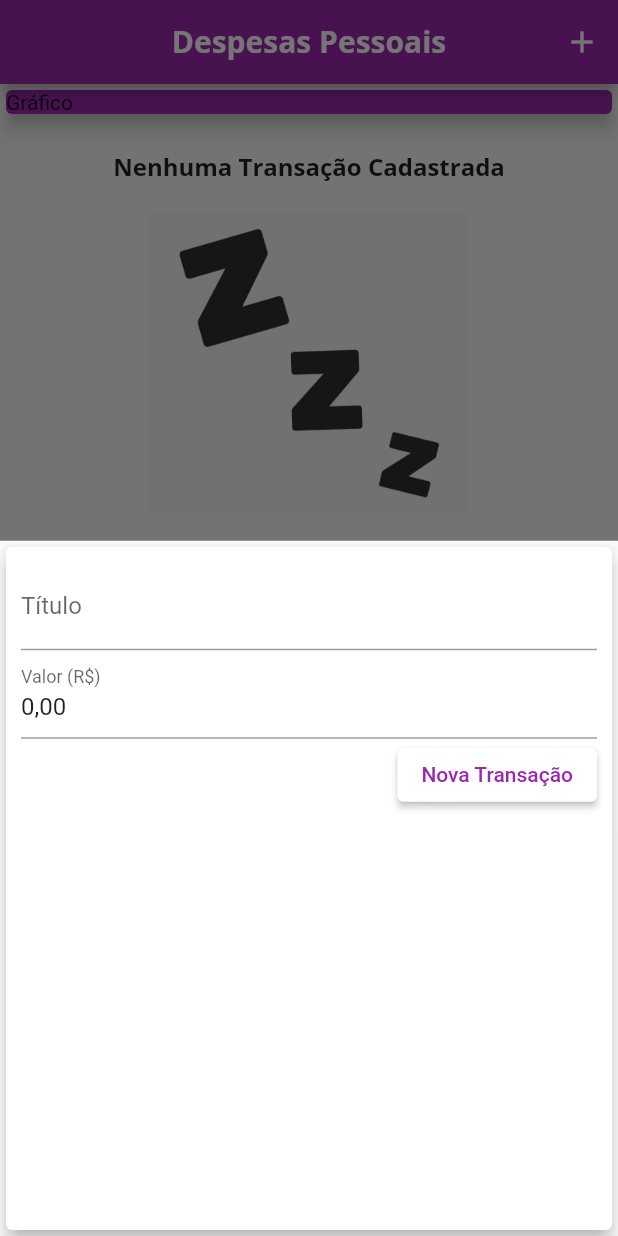
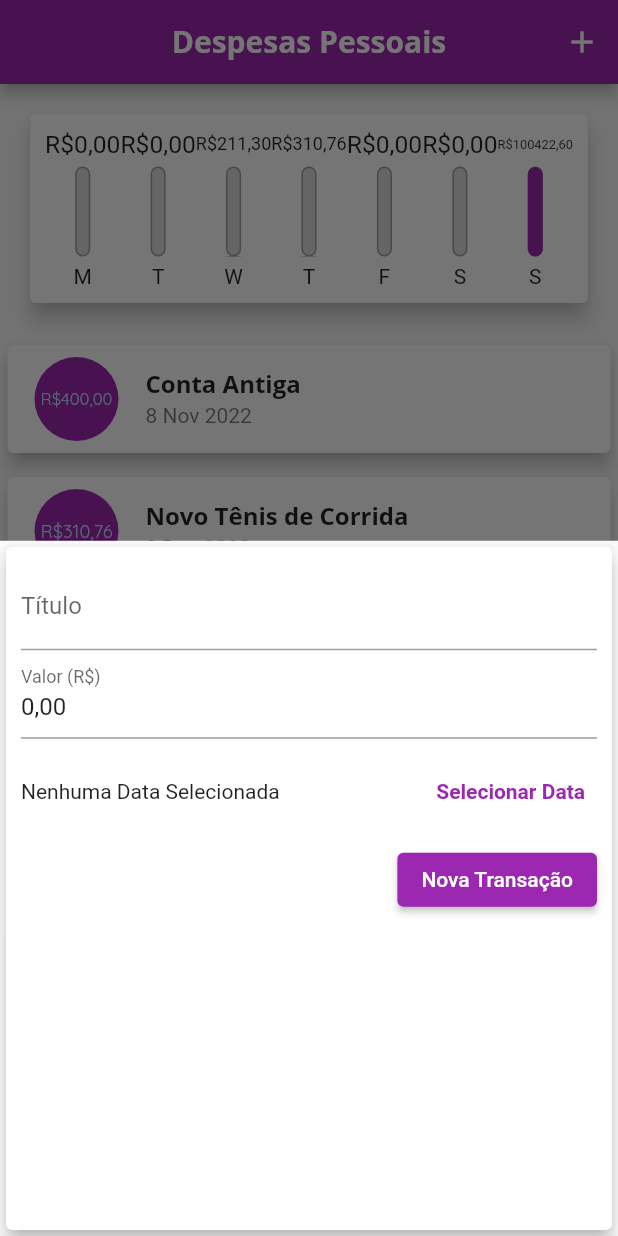
Before and after one commit to matheusSantos1997/ProjetosDart-Flutter, a Flutter app: the screen it shows after launch, after a tap on the "add" icon, on a phone screen of 412 x 824 dp. Run offline on Flutter 3.47's test engine with Material 2 defaults, Android fonts, the phone set to English and light mode, and no system bars; our stand-ins replace flutter_masked_text2.

Commit message:
app despesas update

```diff
--- a/app_despesas/lib/components/chart.dart
+++ b/app_despesas/lib/components/chart.dart
@@ -1,4 +1,8 @@
+// ignore_for_file: avoid_print
+
+import 'package:app_despesas/components/chart_bar.dart';
 import 'package:app_despesas/models/transaction.dart';
+import 'package:intl/intl.dart';
 import 'package:flutter/material.dart';
 
 class Chart extends StatelessWidget {
@@ -7,8 +11,35 @@ class Chart extends StatelessWidget {
   const Chart(this.recentTransaction, {super.key});
 
   List<Map<String, Object>> get groupedTransactions {
-    return List.generate(7, (index) {
-      return {'day': 'T', 'value': 9.99};
+    return List.generate(7, (int index) {
+      final weekDay = DateTime.now().subtract(
+        Duration(days: index),
+      );
+
+      double totalSum = 0.0;
+
+      for (int i = 0; i < recentTransaction.length; i++) {
+        bool sameDay = recentTransaction[i].date.day == weekDay.day;
+        bool sameMonth = recentTransaction[i].date.month == weekDay.month;
+        bool sameYear = recentTransaction[i].date.year == weekDay.year;
+
+        // verifica se é o mesmo dia, mes e ano
+        if (sameDay && sameMonth && sameYear) {
+          totalSum += recentTransaction[i].value;
+        }
+      }
+
+      return {
+        'day':
+            DateFormat.E().format(weekDay)[0], // E representa o dia da semana
+        'value': totalSum,
+      };
+    }).reversed.toList();
+  }
+
+  double get _weekTotalValue {
+    return groupedTransactions.fold(0.0, (sum, item) {
+      return sum + (item['value'] as double);
     });
   }
 
@@ -17,8 +48,25 @@ class Chart extends StatelessWidget {
     return Card(
       elevation: 6,
       margin: const EdgeInsets.all(20),
-      child: Row(
-        children: [],
+      child: Padding(
+        padding: const EdgeInsets.all(10),
+        child: Row(
+          mainAxisAlignment: MainAxisAlignment.spaceAround,
+          children: [
+            ...groupedTransactions.map((tr) {
+              return Flexible(
+                // divide o os elementos do chart em tamanhos iguais
+                fit: FlexFit.tight,
+                child: ChartBar(
+                  tr['day'].toString(),
+                  double.parse(tr['value'].toString()),
+                  double.parse(tr['value'].toString()) /
+                      _weekTotalValue, // valor / totalSemana
+                ),
+              );
+            }).toList()
+          ],
+        ),
       ),
     );
   }
--- /dev/null
+++ b/app_despesas/lib/components/chart_bar.dart
@@ -0,0 +1,60 @@
+// ignore_for_file: sized_box_for_whitespace, prefer_const_constructors
+
+import 'package:flutter/material.dart';
+
+class ChartBar extends StatelessWidget {
+  final String label; // texto do dia da semana
+
+  final double value; // valor definido em cada dia da semana
+
+  final double percentage;
+
+  const ChartBar(this.label, this.value, this.percentage, {super.key});
+
+  @override
+  Widget build(BuildContext context) {
+    return Column(
+      children: [
+        Container(
+          height: 20,
+          child: FittedBox(
+              child:
+                  Text("R\$${value.toStringAsFixed(2).replaceAll('.', ',')}")),
+        ),
+        const SizedBox(
+          height: 5,
+        ),
+        Container(
+          height: 60,
+          width: 10,
+          child: Stack(
+            alignment: Alignment.bottomCenter,
+            // permite colocar um componente em cima do outro
+            children: [
+              Container(
+                decoration: BoxDecoration(
+                  border: Border.all(color: Colors.grey, width: 1.0),
+                  color: Color.fromRGBO(220, 220, 220, 1),
+                  borderRadius: BorderRadius.circular(5),
+                ),
+              ),
+              FractionallySizedBox(
+                // sizedBox preenchido
+                heightFactor: percentage,
+                child: Container(
+                  decoration: BoxDecoration(
+                      color: Theme.of(context).colorScheme.primary,
+                      borderRadius: BorderRadius.circular(5)),
+                ),
+              ),
+            ],
+          ),
+        ),
+        const SizedBox(
+          height: 5,
+        ),
+        Text(label),
+      ],
+    );
+  }
+}
--- a/app_despesas/lib/components/myHomePage.dart
+++ b/app_despesas/lib/components/myHomePage.dart
@@ -1,4 +1,5 @@
 // ignore_for_file: sized_box_for_whitespace, sort_child_properties_last, file_names, unused_element
+import 'package:app_despesas/components/chart.dart';
 import 'package:app_despesas/components/transaction_list.dart';
 import 'package:flutter/material.dart';
 import 'package:app_despesas/components/transaction_form.dart';
@@ -14,18 +15,45 @@ class MyHomePage extends StatefulWidget {
 
 class _MyHomePageState extends State<MyHomePage> {
   final List<Transaction> _transactions = [
-    /* Transaction(
-        id: 't1',
-        title: 'Novo Tênis de Corrida',
-        value: 310.76,
-        date: DateTime.now()),
+    Transaction(
+      id: 't1',
+      title: 'Conta Antiga',
+      value: 400.00,
+      date: DateTime.now().subtract(const Duration(days: 33)),
+    ),
     Transaction(
       id: 't2',
+      title: 'Novo Tênis de Corrida',
+      value: 310.76,
+      date: DateTime.now().subtract(const Duration(days: 3)),
+    ),
+    Transaction(
+      id: 't3',
       title: 'Conta de Luz',
       value: 211.30,
+      date: DateTime.now().subtract(const Duration(days: 4)),
+    ),
+    Transaction(
+      id: 't4',
+      title: 'Cartao de Crédito',
+      value: 100211.30,
       date: DateTime.now(),
-    ), */
+    ),
+    Transaction(
+      id: 't4',
+      title: '11.30',
+      value: 211.30,
+      date: DateTime.now(),
+    ),
   ];
+
+  List<Transaction> get _recentTransactions {
+    return _transactions.where((tr) {
+      return tr.date.isAfter(DateTime.now().subtract(
+        const Duration(days: 7),
+      ));
+    }).toList();
+  }
 
   _addTransaction(String title, dynamic value) {
     // adiciona uma nova transaçao
@@ -47,10 +75,11 @@ class _MyHomePageState extends State<MyHomePage> {
 
   _openTransactionFormModal(BuildContext context) {
     showModalBottomSheet(
-        context: context,
-        builder: (_) {
-          return TransactionForm(_addTransaction);
-        });
+      context: context,
+      builder: (_) {
+        return TransactionForm(_addTransaction);
+      },
+    );
   }
 
   @override
@@ -74,14 +103,7 @@ class _MyHomePageState extends State<MyHomePage> {
       body: SingleChildScrollView(
         child:
             Column(crossAxisAlignment: CrossAxisAlignment.stretch, children: [
-          Container(
-            width: double.infinity,
-            child: Card(
-              color: Theme.of(context).colorScheme.primary,
-              child: const Text("Gráfico"),
-              elevation: 5,
-            ),
-          ),
+          Chart(_recentTransactions),
           TransactionList(_transactions),
         ]),
       ),
--- a/app_despesas/lib/components/transaction_form.dart
+++ b/app_despesas/lib/components/transaction_form.dart
@@ -1,6 +1,7 @@
-// ignore_for_file: avoid_print, sort_child_properties_last
+// ignore_for_file: avoid_print, sort_child_properties_last, sized_box_for_whitespace, avoid_init_to_null
 import 'package:flutter/material.dart';
 import 'package:flutter_masked_text2/flutter_masked_text2.dart';
+import 'package:intl/intl.dart';
 
 class TransactionForm extends StatefulWidget {
   final void Function(String, double) onSubmit;
@@ -12,17 +13,19 @@ class TransactionForm extends StatefulWidget {
 }
 
 class _TransactionFormState extends State<TransactionForm> {
-  final titleController = TextEditingController();
+  final _titleController = TextEditingController();
 
   // final valueController = TextEditingController();
-  final MoneyMaskedTextController moneyMaskedTextControllerValue =
+  final MoneyMaskedTextController _moneyMaskedTextControllerValue =
       MoneyMaskedTextController(
           thousandSeparator: '.', decimalSeparator: ',', precision: 2);
 
+  DateTime? _selectedDate = null;
+
   _submitForm() {
-    final title = titleController.text;
+    final title = _titleController.text;
     final value = double.tryParse(
-            moneyMaskedTextControllerValue.text.replaceAll(",", ".")) ??
+            _moneyMaskedTextControllerValue.text.replaceAll(",", ".")) ??
         0.0;
 
     if (title.isEmpty || value <= 0) {
@@ -30,6 +33,22 @@ class _TransactionFormState extends State<TransactionForm> {
     }
 
     widget.onSubmit(title, value);
+  }
+
+  _showDatePicker() {
+    showDatePicker(
+      context: context,
+      initialDate: DateTime.now(),
+      firstDate: DateTime(2019),
+      lastDate: DateTime.now(),
+      locale: const Locale('pt', 'BR'),
+    ).then((pickedDate) {
+      if (pickedDate == null) {
+        return;
+      } else {
+        setState(() => _selectedDate = pickedDate);
+      }
+    });
   }
 
   @override
@@ -40,15 +59,37 @@ class _TransactionFormState extends State<TransactionForm> {
         padding: const EdgeInsets.all(10),
         child: Column(children: [
           TextField(
-            controller: titleController,
+            controller: _titleController,
             onSubmitted: (_) => _submitForm(),
             decoration: const InputDecoration(labelText: 'Título'),
           ),
           TextField(
-            controller: moneyMaskedTextControllerValue,
+            controller: _moneyMaskedTextControllerValue,
             keyboardType: const TextInputType.numberWithOptions(decimal: true),
             onSubmitted: (_) => _submitForm(), // submit via teclado
             decoration: const InputDecoration(labelText: 'Valor (R\$)'),
+          ),
+          Container(
+            height: 70,
+            child: Row(
+              children: [
+                Expanded(
+                  child: Text(_selectedDate == null
+                      ? "Nenhuma Data Selecionada"
+                      : "Data Selecionada: ${DateFormat('dd/MM/y').format(_selectedDate!)}"),
+                ),
+                TextButton(
+                    style: TextButton.styleFrom(
+                        backgroundColor:
+                            Theme.of(context).colorScheme.onPrimary,
+                        foregroundColor: Theme.of(context).colorScheme.primary),
+                    child: const Text(
+                      "Selecionar Data",
+                      style: TextStyle(fontWeight: FontWeight.bold),
+                    ),
+                    onPressed: _showDatePicker)
+              ],
+            ),
           ),
           Row(
             mainAxisAlignment: MainAxisAlignment.end,
@@ -57,8 +98,9 @@ class _TransactionFormState extends State<TransactionForm> {
                   onPressed: _submitForm,
                   child: const Text("Nova Transação"),
                   style: ElevatedButton.styleFrom(
-                      backgroundColor: Colors.white,
-                      foregroundColor: Colors.purple)),
+                      backgroundColor: Theme.of(context).colorScheme.primary,
+                      foregroundColor:
+                          Theme.of(context).colorScheme.onPrimary)),
             ],
           )
         ]),
--- a/app_despesas/lib/components/transaction_list.dart
+++ b/app_despesas/lib/components/transaction_list.dart
@@ -1,5 +1,4 @@
 // ignore_for_file: sized_box_for_whitespace
-
 import 'package:app_despesas/models/transaction.dart';
 import 'package:flutter/material.dart';
 import 'package:intl/intl.dart';
@@ -82,41 +81,29 @@ class TransactionList extends StatelessWidget {
                 final tr = transactions[index];
 
                 return Card(
-                  child: Row(
-                    children: [
-                      Container(
-                          margin: const EdgeInsets.symmetric(
-                              horizontal: 15, vertical: 10),
-                          decoration: BoxDecoration(
-                              border: Border.all(
-                            color: Theme.of(context).primaryColor,
-                            width: 2,
-                          )),
-                          padding: const EdgeInsets.all(10),
+                  elevation: 5,
+                  margin:
+                      const EdgeInsets.symmetric(vertical: 8, horizontal: 5),
+                  child: ListTile(
+                    leading: CircleAvatar(
+                      backgroundColor: Theme.of(context).colorScheme.primary,
+                      radius: 30,
+                      child: Padding(
+                        padding: const EdgeInsets.all(6),
+                        child: FittedBox(
                           child: Text(
-                            'R\$ ${tr.value.toStringAsFixed(2).replaceAll('.', ',')}',
-                            style: TextStyle(
-                              fontWeight: FontWeight.bold,
-                              fontSize: 20,
-                              color: Theme.of(context).colorScheme.primary,
-                            ),
-                          )),
-                      Column(
-                        crossAxisAlignment: CrossAxisAlignment.start,
-                        children: [
-                          Text(
-                            tr.title,
-                            style: Theme.of(context).textTheme.titleLarge,
-                            // style: const TextStyle(
-                            //     fontSize: 16, fontWeight: FontWeight.bold),
+                            "R\$${tr.value.toStringAsFixed(2).replaceAll('.', ',')}",
                           ),
-                          Text(
-                            DateFormat('d MMM y').format(tr.date),
-                            style: TextStyle(color: Colors.grey[700]),
-                          ),
-                        ],
-                      )
-                    ],
+                        ),
+                      ),
+                    ),
+                    title: Text(
+                      tr.title,
+                      style: Theme.of(context).textTheme.titleLarge,
+                    ),
+                    subtitle: Text(
+                      DateFormat('d MMM y').format(tr.date),
+                    ),
                   ),
                 );
               },
--- a/app_despesas/lib/main.dart
+++ b/app_despesas/lib/main.dart
@@ -1,7 +1,7 @@
 // ignore_for_file: prefer_const_constructors, sort_child_properties_last, avoid_unnecessary_containers, sized_box_for_whitespace, unused_field, avoid_print
 import 'package:flutter/material.dart';
+import 'package:flutter_localizations/flutter_localizations.dart';
 import 'components/myHomePage.dart';
-// import 'package:intl/intl.dart';
 
 void main() {
   runApp(ExpensesApp());
@@ -25,6 +25,8 @@ class ExpensesApp extends StatelessWidget {
               fontSize: 16,
               fontWeight: FontWeight.bold,
             )),
+        textButtonTheme: TextButtonThemeData(
+            style: TextButton.styleFrom(foregroundColor: Colors.purple)),
         appBarTheme: AppBarTheme(
             titleTextStyle: ThemeData.light()
                 .textTheme
@@ -34,7 +36,13 @@ class ExpensesApp extends StatelessWidget {
                   fontSize: 20,
                   fontWeight: FontWeight.bold,
                 ))
-                  .headline6)),
+                .headline6),
+      ),
+      localizationsDelegates: const [
+        GlobalMaterialLocalizations.delegate,
+        GlobalWidgetsLocalizations.delegate,
+      ],
+      supportedLocales: const [Locale('pt', 'BR')],
     );
   }
 }
--- a/app_despesas/pubspec.yaml
+++ b/app_despesas/pubspec.yaml
@@ -33,6 +33,8 @@ dependencies:
     sdk: flutter
   intl: ^0.17.0
   flutter_masked_text2: ^0.9.1
+  flutter_localizations:
+     sdk: flutter
 
 
   # The following adds the Cupertino Icons font to your application.
```
Also changed, not shown: app_despesas/pubspec.lock. Lines whose indentation alone changed are shown as unchanged.
